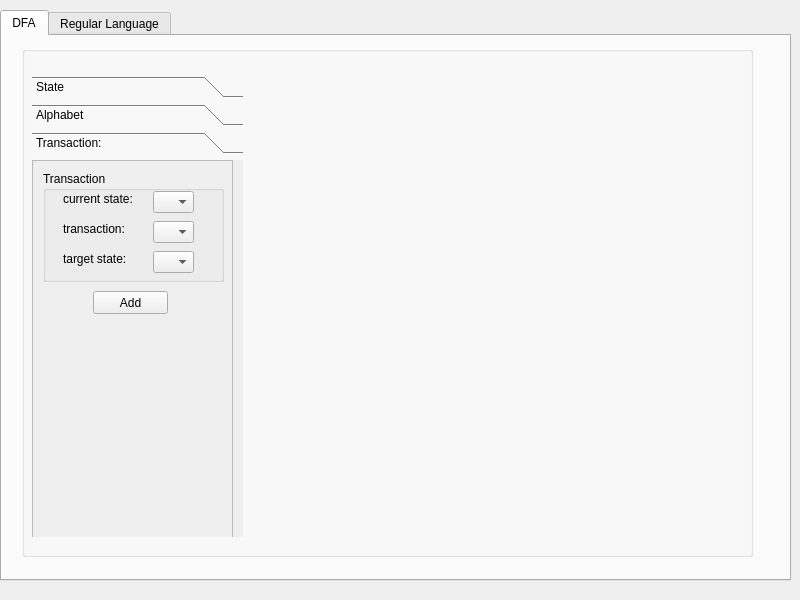
Before: the Qt Designer form views/untitled.ui in mohammadaminmg10/Theory-Of-Computation, drawn with Qt 5.
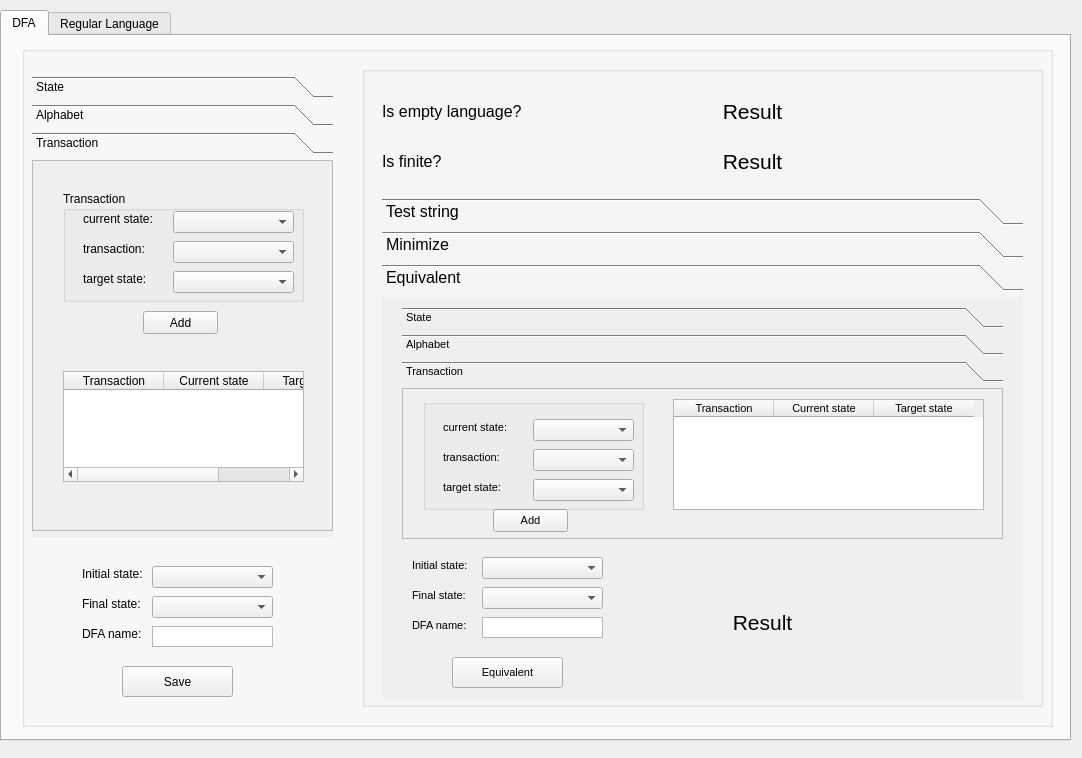
After: the same form once the commit is applied. The open tabs and pages were chosen to show the change.

Commit message: Remove selected items from QListWidget and update corresponding data list

The edit to the form file:
```diff
--- a/views/untitled.ui
+++ b/views/untitled.ui
@@ -6,8 +6,8 @@
    <rect>
     <x>0</x>
     <y>0</y>
-    <width>800</width>
-    <height>600</height>
+    <width>1082</width>
+    <height>758</height>
    </rect>
   </property>
   <property name="windowTitle">
@@ -19,8 +19,8 @@
      <rect>
       <x>0</x>
       <y>10</y>
-      <width>791</width>
-      <height>571</height>
+      <width>1071</width>
+      <height>731</height>
      </rect>
     </property>
     <property name="currentIndex">
@@ -35,8 +35,8 @@
        <rect>
         <x>20</x>
         <y>10</y>
-        <width>731</width>
-        <height>511</height>
+        <width>1031</width>
+        <height>681</height>
        </rect>
       </property>
       <property name="title">
@@ -47,7 +47,7 @@
         <rect>
          <x>10</x>
          <y>30</y>
-         <width>211</width>
+         <width>301</width>
          <height>461</height>
         </rect>
        </property>
@@ -200,15 +200,15 @@
        </widget>
        <widget class="QWidget" name="page_Transaction">
         <attribute name="label">
-         <string>Transaction:</string>
+         <string>Transaction</string>
         </attribute>
         <widget class="QScrollArea" name="scrollArea_3">
          <property name="geometry">
           <rect>
            <x>0</x>
            <y>0</y>
-           <width>201</width>
-           <height>391</height>
+           <width>301</width>
+           <height>371</height>
           </rect>
          </property>
          <property name="widgetResizable">
@@ -219,16 +219,16 @@
            <rect>
             <x>0</x>
             <y>0</y>
-            <width>199</width>
-            <height>389</height>
+            <width>299</width>
+            <height>369</height>
            </rect>
           </property>
           <widget class="QGroupBox" name="grb_StateName_3">
            <property name="geometry">
             <rect>
-             <x>10</x>
-             <y>10</y>
-             <width>181</width>
+             <x>30</x>
+             <y>30</y>
+             <width>241</width>
              <height>111</height>
             </rect>
            </property>
@@ -240,7 +240,7 @@
              <rect>
               <x>110</x>
               <y>20</y>
-              <width>41</width>
+              <width>121</width>
               <height>22</height>
              </rect>
             </property>
@@ -250,7 +250,7 @@
              <rect>
               <x>110</x>
               <y>50</y>
-              <width>41</width>
+              <width>121</width>
               <height>22</height>
              </rect>
             </property>
@@ -273,7 +273,7 @@
              <rect>
               <x>110</x>
               <y>80</y>
-              <width>41</width>
+              <width>121</width>
               <height>22</height>
              </rect>
             </property>
@@ -308,8 +308,8 @@
           <widget class="QPushButton" name="btn_add_Transaction">
            <property name="geometry">
             <rect>
-             <x>60</x>
-             <y>130</y>
+             <x>110</x>
+             <y>150</y>
              <width>75</width>
              <height>23</height>
             </rect>
@@ -318,10 +318,1130 @@
             <string>Add</string>
            </property>
           </widget>
+          <widget class="QTableWidget" name="tableWidget_Transaction">
+           <property name="geometry">
+            <rect>
+             <x>30</x>
+             <y>210</y>
+             <width>241</width>
+             <height>111</height>
+            </rect>
+           </property>
+           <column>
+            <property name="text">
+             <string>Transaction</string>
+            </property>
+           </column>
+           <column>
+            <property name="text">
+             <string>Current state</string>
+            </property>
+           </column>
+           <column>
+            <property name="text">
+             <string>Target state</string>
+            </property>
+           </column>
+          </widget>
          </widget>
         </widget>
        </widget>
       </widget>
+      <widget class="QLabel" name="label_4">
+       <property name="geometry">
+        <rect>
+         <x>60</x>
+         <y>520</y>
+         <width>61</width>
+         <height>16</height>
+        </rect>
+       </property>
+       <property name="text">
+        <string>Initial state: </string>
+       </property>
+      </widget>
+      <widget class="QLabel" name="label_5">
+       <property name="geometry">
+        <rect>
+         <x>60</x>
+         <y>550</y>
+         <width>61</width>
+         <height>16</height>
+        </rect>
+       </property>
+       <property name="text">
+        <string>Final state: </string>
+       </property>
+      </widget>
+      <widget class="QComboBox" name="combo_InitialState">
+       <property name="geometry">
+        <rect>
+         <x>130</x>
+         <y>520</y>
+         <width>121</width>
+         <height>22</height>
+        </rect>
+       </property>
+      </widget>
+      <widget class="QComboBox" name="combo_FinalState">
+       <property name="geometry">
+        <rect>
+         <x>130</x>
+         <y>550</y>
+         <width>121</width>
+         <height>22</height>
+        </rect>
+       </property>
+      </widget>
+      <widget class="QGroupBox" name="groupBox_2">
+       <property name="geometry">
+        <rect>
+         <x>340</x>
+         <y>20</y>
+         <width>681</width>
+         <height>641</height>
+        </rect>
+       </property>
+       <property name="font">
+        <font>
+         <family>Microsoft Sans Serif</family>
+        </font>
+       </property>
+       <property name="title">
+        <string/>
+       </property>
+       <widget class="QLabel" name="label_6">
+        <property name="geometry">
+         <rect>
+          <x>20</x>
+          <y>20</y>
+          <width>191</width>
+          <height>51</height>
+         </rect>
+        </property>
+        <property name="font">
+         <font>
+          <family>Microsoft Sans Serif</family>
+          <pointsize>12</pointsize>
+         </font>
+        </property>
+        <property name="text">
+         <string>Is empty language?</string>
+        </property>
+       </widget>
+       <widget class="QLabel" name="label_7">
+        <property name="geometry">
+         <rect>
+          <x>20</x>
+          <y>70</y>
+          <width>191</width>
+          <height>51</height>
+         </rect>
+        </property>
+        <property name="font">
+         <font>
+          <family>Microsoft Sans Serif</family>
+          <pointsize>12</pointsize>
+         </font>
+        </property>
+        <property name="text">
+         <string>Is finite?</string>
+        </property>
+       </widget>
+       <widget class="QToolBox" name="txt_DFAName">
+        <property name="geometry">
+         <rect>
+          <x>20</x>
+          <y>132</y>
+          <width>641</width>
+          <height>501</height>
+         </rect>
+        </property>
+        <property name="font">
+         <font>
+          <family>MS Shell Dlg 2</family>
+          <pointsize>12</pointsize>
+         </font>
+        </property>
+        <property name="currentIndex">
+         <number>0</number>
+        </property>
+        <widget class="QWidget" name="page">
+         <property name="geometry">
+          <rect>
+           <x>0</x>
+           <y>0</y>
+           <width>641</width>
+           <height>402</height>
+          </rect>
+         </property>
+         <attribute name="label">
+          <string>Test string</string>
+         </attribute>
+         <widget class="QLabel" name="label_9">
+          <property name="geometry">
+           <rect>
+            <x>220</x>
+            <y>60</y>
+            <width>201</width>
+            <height>51</height>
+           </rect>
+          </property>
+          <property name="font">
+           <font>
+            <family>MS Shell Dlg 2</family>
+            <pointsize>10</pointsize>
+           </font>
+          </property>
+          <property name="text">
+           <string>Enter your string</string>
+          </property>
+          <property name="alignment">
+           <set>Qt::AlignCenter</set>
+          </property>
+         </widget>
+         <widget class="QTextEdit" name="textEdit_2">
+          <property name="enabled">
+           <bool>true</bool>
+          </property>
+          <property name="geometry">
+           <rect>
+            <x>210</x>
+            <y>110</y>
+            <width>221</width>
+            <height>31</height>
+           </rect>
+          </property>
+          <property name="font">
+           <font>
+            <family>MS Shell Dlg 2</family>
+            <pointsize>12</pointsize>
+            <kerning>true</kerning>
+           </font>
+          </property>
+          <property name="mouseTracking">
+           <bool>false</bool>
+          </property>
+          <property name="toolTip">
+           <string/>
+          </property>
+          <property name="autoFillBackground">
+           <bool>false</bool>
+          </property>
+          <property name="verticalScrollBarPolicy">
+           <enum>Qt::ScrollBarAlwaysOff</enum>
+          </property>
+          <property name="undoRedoEnabled">
+           <bool>true</bool>
+          </property>
+         </widget>
+         <widget class="QPushButton" name="pushButton_2">
+          <property name="geometry">
+           <rect>
+            <x>260</x>
+            <y>160</y>
+            <width>121</width>
+            <height>31</height>
+           </rect>
+          </property>
+          <property name="font">
+           <font>
+            <family>Microsoft Sans Serif</family>
+            <pointsize>14</pointsize>
+           </font>
+          </property>
+          <property name="text">
+           <string>Test</string>
+          </property>
+         </widget>
+         <widget class="QLabel" name="lbl_result_test_string">
+          <property name="geometry">
+           <rect>
+            <x>270</x>
+            <y>250</y>
+            <width>101</width>
+            <height>51</height>
+           </rect>
+          </property>
+          <property name="font">
+           <font>
+            <family>Microsoft Sans Serif</family>
+            <pointsize>16</pointsize>
+            <weight>50</weight>
+            <bold>false</bold>
+           </font>
+          </property>
+          <property name="layoutDirection">
+           <enum>Qt::LeftToRight</enum>
+          </property>
+          <property name="text">
+           <string>Result</string>
+          </property>
+          <property name="alignment">
+           <set>Qt::AlignCenter</set>
+          </property>
+         </widget>
+        </widget>
+        <widget class="QWidget" name="Minimize">
+         <property name="geometry">
+          <rect>
+           <x>0</x>
+           <y>0</y>
+           <width>641</width>
+           <height>402</height>
+          </rect>
+         </property>
+         <attribute name="label">
+          <string>Minimize</string>
+         </attribute>
+         <widget class="QToolBox" name="toolBox_3">
+          <property name="geometry">
+           <rect>
+            <x>30</x>
+            <y>0</y>
+            <width>581</width>
+            <height>251</height>
+           </rect>
+          </property>
+          <property name="font">
+           <font>
+            <family>Microsoft Sans Serif</family>
+            <pointsize>8</pointsize>
+           </font>
+          </property>
+          <property name="currentIndex">
+           <number>0</number>
+          </property>
+          <widget class="QWidget" name="tool_box_state_3">
+           <property name="geometry">
+            <rect>
+             <x>0</x>
+             <y>0</y>
+             <width>581</width>
+             <height>170</height>
+            </rect>
+           </property>
+           <attribute name="label">
+            <string>State</string>
+           </attribute>
+           <widget class="QScrollArea" name="scrollArea_7">
+            <property name="geometry">
+             <rect>
+              <x>0</x>
+              <y>20</y>
+              <width>581</width>
+              <height>121</height>
+             </rect>
+            </property>
+            <property name="widgetResizable">
+             <bool>true</bool>
+            </property>
+            <widget class="QWidget" name="scrollAreaWidgetContents_7">
+             <property name="geometry">
+              <rect>
+               <x>0</x>
+               <y>0</y>
+               <width>579</width>
+               <height>119</height>
+              </rect>
+             </property>
+             <widget class="QGroupBox" name="grb_StateName_7">
+              <property name="geometry">
+               <rect>
+                <x>30</x>
+                <y>10</y>
+                <width>531</width>
+                <height>91</height>
+               </rect>
+              </property>
+              <property name="font">
+               <font>
+                <family>Microsoft Sans Serif</family>
+                <pointsize>8</pointsize>
+               </font>
+              </property>
+              <property name="title">
+               <string>State Name:</string>
+              </property>
+              <widget class="QListWidget" name="listWidget_MinimizeTab_StateName">
+               <property name="geometry">
+                <rect>
+                 <x>10</x>
+                 <y>20</y>
+                 <width>511</width>
+                 <height>61</height>
+                </rect>
+               </property>
+              </widget>
+             </widget>
+            </widget>
+           </widget>
+          </widget>
+          <widget class="QWidget" name="page_Alphabet_3">
+           <property name="geometry">
+            <rect>
+             <x>0</x>
+             <y>0</y>
+             <width>581</width>
+             <height>170</height>
+            </rect>
+           </property>
+           <attribute name="label">
+            <string>Alphabet</string>
+           </attribute>
+           <widget class="QScrollArea" name="scrollArea_8">
+            <property name="geometry">
+             <rect>
+              <x>0</x>
+              <y>10</y>
+              <width>581</width>
+              <height>141</height>
+             </rect>
+            </property>
+            <property name="widgetResizable">
+             <bool>true</bool>
+            </property>
+            <widget class="QWidget" name="scrollAreaWidgetContents_8">
+             <property name="geometry">
+              <rect>
+               <x>0</x>
+               <y>0</y>
+               <width>579</width>
+               <height>139</height>
+              </rect>
+             </property>
+             <widget class="QGroupBox" name="grb_StateName_8">
+              <property name="geometry">
+               <rect>
+                <x>10</x>
+                <y>10</y>
+                <width>561</width>
+                <height>121</height>
+               </rect>
+              </property>
+              <property name="title">
+               <string/>
+              </property>
+              <widget class="QListWidget" name="listWidget_MinimizeTab_Alphabet">
+               <property name="geometry">
+                <rect>
+                 <x>0</x>
+                 <y>0</y>
+                 <width>561</width>
+                 <height>121</height>
+                </rect>
+               </property>
+              </widget>
+             </widget>
+            </widget>
+           </widget>
+          </widget>
+          <widget class="QWidget" name="page_Transaction_3">
+           <property name="geometry">
+            <rect>
+             <x>0</x>
+             <y>0</y>
+             <width>581</width>
+             <height>170</height>
+            </rect>
+           </property>
+           <attribute name="label">
+            <string>Transaction</string>
+           </attribute>
+           <widget class="QScrollArea" name="scrollArea_9">
+            <property name="geometry">
+             <rect>
+              <x>0</x>
+              <y>0</y>
+              <width>581</width>
+              <height>161</height>
+             </rect>
+            </property>
+            <property name="widgetResizable">
+             <bool>true</bool>
+            </property>
+            <widget class="QWidget" name="scrollAreaWidgetContents_9">
+             <property name="geometry">
+              <rect>
+               <x>0</x>
+               <y>0</y>
+               <width>579</width>
+               <height>159</height>
+              </rect>
+             </property>
+             <widget class="QTableWidget" name="tableWidget_Minimize_Transaction">
+              <property name="geometry">
+               <rect>
+                <x>0</x>
+                <y>0</y>
+                <width>581</width>
+                <height>161</height>
+               </rect>
+              </property>
+              <column>
+               <property name="text">
+                <string>Transaction</string>
+               </property>
+              </column>
+              <column>
+               <property name="text">
+                <string>Current state</string>
+               </property>
+              </column>
+              <column>
+               <property name="text">
+                <string>Target state</string>
+               </property>
+              </column>
+             </widget>
+            </widget>
+           </widget>
+          </widget>
+         </widget>
+        </widget>
+        <widget class="QWidget" name="page_2">
+         <attribute name="label">
+          <string>Equivalent</string>
+         </attribute>
+         <widget class="QToolBox" name="toolBox_4">
+          <property name="geometry">
+           <rect>
+            <x>20</x>
+            <y>10</y>
+            <width>601</width>
+            <height>241</height>
+           </rect>
+          </property>
+          <property name="font">
+           <font>
+            <family>Microsoft Sans Serif</family>
+            <pointsize>8</pointsize>
+           </font>
+          </property>
+          <property name="currentIndex">
+           <number>0</number>
+          </property>
+          <widget class="QWidget" name="tool_box_state_4">
+           <property name="geometry">
+            <rect>
+             <x>0</x>
+             <y>0</y>
+             <width>601</width>
+             <height>160</height>
+            </rect>
+           </property>
+           <attribute name="label">
+            <string>State</string>
+           </attribute>
+           <widget class="QScrollArea" name="scrollArea_10">
+            <property name="geometry">
+             <rect>
+              <x>0</x>
+              <y>20</y>
+              <width>601</width>
+              <height>121</height>
+             </rect>
+            </property>
+            <property name="widgetResizable">
+             <bool>true</bool>
+            </property>
+            <widget class="QWidget" name="scrollAreaWidgetContents_10">
+             <property name="geometry">
+              <rect>
+               <x>0</x>
+               <y>0</y>
+               <width>599</width>
+               <height>119</height>
+              </rect>
+             </property>
+             <widget class="QGroupBox" name="grb_StateName_9">
+              <property name="geometry">
+               <rect>
+                <x>120</x>
+                <y>10</y>
+                <width>181</width>
+                <height>101</height>
+               </rect>
+              </property>
+              <property name="title">
+               <string>State Name:</string>
+              </property>
+              <widget class="QTextEdit" name="txt_EquivalentTab_State_StateName">
+               <property name="geometry">
+                <rect>
+                 <x>20</x>
+                 <y>30</y>
+                 <width>141</width>
+                 <height>31</height>
+                </rect>
+               </property>
+              </widget>
+              <widget class="QPushButton" name="btn_EquivalentTab_State_Add">
+               <property name="geometry">
+                <rect>
+                 <x>50</x>
+                 <y>70</y>
+                 <width>75</width>
+                 <height>23</height>
+                </rect>
+               </property>
+               <property name="text">
+                <string>Add</string>
+               </property>
+              </widget>
+             </widget>
+             <widget class="QListWidget" name="listWidget_EquivalentTab_State_StateName">
+              <property name="geometry">
+               <rect>
+                <x>310</x>
+                <y>20</y>
+                <width>161</width>
+                <height>51</height>
+               </rect>
+              </property>
+             </widget>
+             <widget class="QPushButton" name="btn_EquivalentTab_State_Remove">
+              <property name="geometry">
+               <rect>
+                <x>350</x>
+                <y>80</y>
+                <width>75</width>
+                <height>23</height>
+               </rect>
+              </property>
+              <property name="text">
+               <string>Remove</string>
+              </property>
+             </widget>
+            </widget>
+           </widget>
+          </widget>
+          <widget class="QWidget" name="page_Alphabet_4">
+           <property name="geometry">
+            <rect>
+             <x>0</x>
+             <y>0</y>
+             <width>601</width>
+             <height>160</height>
+            </rect>
+           </property>
+           <attribute name="label">
+            <string>Alphabet</string>
+           </attribute>
+           <widget class="QScrollArea" name="scrollArea_11">
+            <property name="geometry">
+             <rect>
+              <x>0</x>
+              <y>10</y>
+              <width>601</width>
+              <height>131</height>
+             </rect>
+            </property>
+            <property name="widgetResizable">
+             <bool>true</bool>
+            </property>
+            <widget class="QWidget" name="scrollAreaWidgetContents_11">
+             <property name="geometry">
+              <rect>
+               <x>0</x>
+               <y>0</y>
+               <width>599</width>
+               <height>129</height>
+              </rect>
+             </property>
+             <widget class="QGroupBox" name="grb_StateName_10">
+              <property name="geometry">
+               <rect>
+                <x>130</x>
+                <y>10</y>
+                <width>181</width>
+                <height>101</height>
+               </rect>
+              </property>
+              <property name="title">
+               <string>Alphabet:</string>
+              </property>
+              <widget class="QTextEdit" name="txt_EquivalentTab_Alphabet">
+               <property name="geometry">
+                <rect>
+                 <x>20</x>
+                 <y>30</y>
+                 <width>141</width>
+                 <height>31</height>
+                </rect>
+               </property>
+              </widget>
+              <widget class="QPushButton" name="btn_EquivalentTab_Alphabet_Add">
+               <property name="geometry">
+                <rect>
+                 <x>50</x>
+                 <y>70</y>
+                 <width>75</width>
+                 <height>23</height>
+                </rect>
+               </property>
+               <property name="text">
+                <string>Add</string>
+               </property>
+              </widget>
+             </widget>
+             <widget class="QPushButton" name="btn_EquivalentTab_Alphabet_Remove">
+              <property name="geometry">
+               <rect>
+                <x>360</x>
+                <y>80</y>
+                <width>75</width>
+                <height>23</height>
+               </rect>
+              </property>
+              <property name="text">
+               <string>Remove</string>
+              </property>
+             </widget>
+             <widget class="QListWidget" name="listWidget_EquivalentTab_Alphabet">
+              <property name="geometry">
+               <rect>
+                <x>320</x>
+                <y>20</y>
+                <width>161</width>
+                <height>51</height>
+               </rect>
+              </property>
+             </widget>
+            </widget>
+           </widget>
+          </widget>
+          <widget class="QWidget" name="page_Transaction_4">
+           <property name="geometry">
+            <rect>
+             <x>0</x>
+             <y>0</y>
+             <width>601</width>
+             <height>160</height>
+            </rect>
+           </property>
+           <attribute name="label">
+            <string>Transaction</string>
+           </attribute>
+           <widget class="QScrollArea" name="scrollArea_12">
+            <property name="geometry">
+             <rect>
+              <x>0</x>
+              <y>0</y>
+              <width>601</width>
+              <height>151</height>
+             </rect>
+            </property>
+            <property name="widgetResizable">
+             <bool>true</bool>
+            </property>
+            <widget class="QWidget" name="scrollAreaWidgetContents_12">
+             <property name="geometry">
+              <rect>
+               <x>0</x>
+               <y>0</y>
+               <width>599</width>
+               <height>149</height>
+              </rect>
+             </property>
+             <widget class="QTableWidget" name="tableWidget_EquivalentTab_Transaction">
+              <property name="geometry">
+               <rect>
+                <x>270</x>
+                <y>10</y>
+                <width>311</width>
+                <height>111</height>
+               </rect>
+              </property>
+              <column>
+               <property name="text">
+                <string>Transaction</string>
+               </property>
+              </column>
+              <column>
+               <property name="text">
+                <string>Current state</string>
+               </property>
+              </column>
+              <column>
+               <property name="text">
+                <string>Target state</string>
+               </property>
+              </column>
+             </widget>
+             <widget class="QPushButton" name="btn_add_Transaction_3">
+              <property name="geometry">
+               <rect>
+                <x>90</x>
+                <y>120</y>
+                <width>75</width>
+                <height>23</height>
+               </rect>
+              </property>
+              <property name="text">
+               <string>Add</string>
+              </property>
+             </widget>
+             <widget class="QGroupBox" name="grb_StateName_11">
+              <property name="geometry">
+               <rect>
+                <x>20</x>
+                <y>10</y>
+                <width>221</width>
+                <height>111</height>
+               </rect>
+              </property>
+              <property name="title">
+               <string/>
+              </property>
+              <widget class="QComboBox" name="combo_CurrentStates_3">
+               <property name="geometry">
+                <rect>
+                 <x>110</x>
+                 <y>20</y>
+                 <width>101</width>
+                 <height>22</height>
+                </rect>
+               </property>
+              </widget>
+              <widget class="QComboBox" name="combo_Transactions_3">
+               <property name="geometry">
+                <rect>
+                 <x>110</x>
+                 <y>50</y>
+                 <width>101</width>
+                 <height>22</height>
+                </rect>
+               </property>
+              </widget>
+              <widget class="QLabel" name="label_13">
+               <property name="geometry">
+                <rect>
+                 <x>20</x>
+                 <y>20</y>
+                 <width>71</width>
+                 <height>16</height>
+                </rect>
+               </property>
+               <property name="text">
+                <string>current state:</string>
+               </property>
+              </widget>
+              <widget class="QComboBox" name="combo_TargetStates_3">
+               <property name="geometry">
+                <rect>
+                 <x>110</x>
+                 <y>80</y>
+                 <width>101</width>
+                 <height>22</height>
+                </rect>
+               </property>
+              </widget>
+              <widget class="QLabel" name="label_17">
+               <property name="geometry">
+                <rect>
+                 <x>20</x>
+                 <y>50</y>
+                 <width>71</width>
+                 <height>16</height>
+                </rect>
+               </property>
+               <property name="text">
+                <string>transaction:</string>
+               </property>
+              </widget>
+              <widget class="QLabel" name="label_18">
+               <property name="geometry">
+                <rect>
+                 <x>20</x>
+                 <y>80</y>
+                 <width>71</width>
+                 <height>16</height>
+                </rect>
+               </property>
+               <property name="text">
+                <string>target state:</string>
+               </property>
+              </widget>
+             </widget>
+            </widget>
+           </widget>
+          </widget>
+         </widget>
+         <widget class="QLabel" name="label_10">
+          <property name="geometry">
+           <rect>
+            <x>30</x>
+            <y>260</y>
+            <width>61</width>
+            <height>16</height>
+           </rect>
+          </property>
+          <property name="font">
+           <font>
+            <family>MS Shell Dlg 2</family>
+            <pointsize>8</pointsize>
+           </font>
+          </property>
+          <property name="text">
+           <string>Initial state: </string>
+          </property>
+         </widget>
+         <widget class="QLabel" name="label_11">
+          <property name="geometry">
+           <rect>
+            <x>30</x>
+            <y>290</y>
+            <width>61</width>
+            <height>16</height>
+           </rect>
+          </property>
+          <property name="font">
+           <font>
+            <family>MS Shell Dlg 2</family>
+            <pointsize>8</pointsize>
+           </font>
+          </property>
+          <property name="text">
+           <string>Final state: </string>
+          </property>
+         </widget>
+         <widget class="QLabel" name="label_12">
+          <property name="geometry">
+           <rect>
+            <x>30</x>
+            <y>320</y>
+            <width>61</width>
+            <height>16</height>
+           </rect>
+          </property>
+          <property name="font">
+           <font>
+            <family>MS Shell Dlg 2</family>
+            <pointsize>8</pointsize>
+           </font>
+          </property>
+          <property name="text">
+           <string>DFA name: </string>
+          </property>
+         </widget>
+         <widget class="QComboBox" name="combo_Equivalent_InitialState">
+          <property name="geometry">
+           <rect>
+            <x>100</x>
+            <y>260</y>
+            <width>121</width>
+            <height>22</height>
+           </rect>
+          </property>
+         </widget>
+         <widget class="QComboBox" name="combo_Equivalent_FinalState">
+          <property name="geometry">
+           <rect>
+            <x>100</x>
+            <y>290</y>
+            <width>121</width>
+            <height>22</height>
+           </rect>
+          </property>
+         </widget>
+         <widget class="QTextEdit" name="txt_Equivalent_DFAName">
+          <property name="enabled">
+           <bool>true</bool>
+          </property>
+          <property name="geometry">
+           <rect>
+            <x>100</x>
+            <y>320</y>
+            <width>121</width>
+            <height>21</height>
+           </rect>
+          </property>
+          <property name="font">
+           <font>
+            <family>MS Shell Dlg 2</family>
+            <pointsize>12</pointsize>
+            <kerning>true</kerning>
+           </font>
+          </property>
+          <property name="mouseTracking">
+           <bool>false</bool>
+          </property>
+          <property name="toolTip">
+           <string/>
+          </property>
+          <property name="autoFillBackground">
+           <bool>false</bool>
+          </property>
+          <property name="verticalScrollBarPolicy">
+           <enum>Qt::ScrollBarAlwaysOff</enum>
+          </property>
+          <property name="undoRedoEnabled">
+           <bool>true</bool>
+          </property>
+         </widget>
+         <widget class="QPushButton" name="btn_Equivalent">
+          <property name="geometry">
+           <rect>
+            <x>70</x>
+            <y>360</y>
+            <width>111</width>
+            <height>31</height>
+           </rect>
+          </property>
+          <property name="font">
+           <font>
+            <family>MS Shell Dlg 2</family>
+            <pointsize>8</pointsize>
+           </font>
+          </property>
+          <property name="text">
+           <string>Equivalent</string>
+          </property>
+         </widget>
+         <widget class="QLabel" name="lbl_result_is_Equivalent">
+          <property name="geometry">
+           <rect>
+            <x>320</x>
+            <y>300</y>
+            <width>121</width>
+            <height>51</height>
+           </rect>
+          </property>
+          <property name="font">
+           <font>
+            <family>Microsoft Sans Serif</family>
+            <pointsize>16</pointsize>
+            <weight>50</weight>
+            <bold>false</bold>
+           </font>
+          </property>
+          <property name="layoutDirection">
+           <enum>Qt::LeftToRight</enum>
+          </property>
+          <property name="text">
+           <string>Result</string>
+          </property>
+          <property name="alignment">
+           <set>Qt::AlignCenter</set>
+          </property>
+         </widget>
+        </widget>
+       </widget>
+       <widget class="QLabel" name="lbl_result_is_empty_language">
+        <property name="geometry">
+         <rect>
+          <x>330</x>
+          <y>20</y>
+          <width>121</width>
+          <height>51</height>
+         </rect>
+        </property>
+        <property name="font">
+         <font>
+          <family>Microsoft Sans Serif</family>
+          <pointsize>16</pointsize>
+          <weight>50</weight>
+          <bold>false</bold>
+         </font>
+        </property>
+        <property name="layoutDirection">
+         <enum>Qt::LeftToRight</enum>
+        </property>
+        <property name="text">
+         <string>Result</string>
+        </property>
+        <property name="alignment">
+         <set>Qt::AlignCenter</set>
+        </property>
+       </widget>
+       <widget class="QLabel" name="lbl_result_is_finite">
+        <property name="geometry">
+         <rect>
+          <x>330</x>
+          <y>70</y>
+          <width>121</width>
+          <height>51</height>
+         </rect>
+        </property>
+        <property name="font">
+         <font>
+          <family>Microsoft Sans Serif</family>
+          <pointsize>16</pointsize>
+          <weight>50</weight>
+          <bold>false</bold>
+         </font>
+        </property>
+        <property name="layoutDirection">
+         <enum>Qt::LeftToRight</enum>
+        </property>
+        <property name="text">
+         <string>Result</string>
+        </property>
+        <property name="alignment">
+         <set>Qt::AlignCenter</set>
+        </property>
+       </widget>
+      </widget>
+      <widget class="QTextEdit" name="txt_DFAName_2">
+       <property name="enabled">
+        <bool>true</bool>
+       </property>
+       <property name="geometry">
+        <rect>
+         <x>130</x>
+         <y>580</y>
+         <width>121</width>
+         <height>21</height>
+        </rect>
+       </property>
+       <property name="font">
+        <font>
+         <kerning>true</kerning>
+        </font>
+       </property>
+       <property name="mouseTracking">
+        <bool>false</bool>
+       </property>
+       <property name="toolTip">
+        <string/>
+       </property>
+       <property name="autoFillBackground">
+        <bool>false</bool>
+       </property>
+       <property name="verticalScrollBarPolicy">
+        <enum>Qt::ScrollBarAlwaysOff</enum>
+       </property>
+       <property name="undoRedoEnabled">
+        <bool>true</bool>
+       </property>
+      </widget>
+      <widget class="QLabel" name="label_8">
+       <property name="geometry">
+        <rect>
+         <x>60</x>
+         <y>580</y>
+         <width>61</width>
+         <height>16</height>
+        </rect>
+       </property>
+       <property name="text">
+        <string>DFA name: </string>
+       </property>
+      </widget>
+      <widget class="QPushButton" name="btn_Save">
+       <property name="geometry">
+        <rect>
+         <x>100</x>
+         <y>620</y>
+         <width>111</width>
+         <height>31</height>
+        </rect>
+       </property>
+       <property name="text">
+        <string>Save</string>
+       </property>
+      </widget>
      </widget>
     </widget>
     <widget class="QWidget" name="regular_language_tab">
```
Left out of the diff: 86 changed lines with no effect on the pictures. The commit also changes 1 other file.
